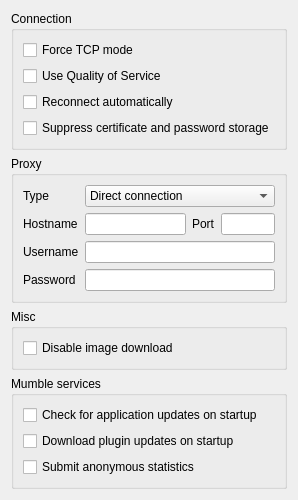
Qt form src/mumble/NetworkConfig.ui (mumble-voip/mumble) before a commit.
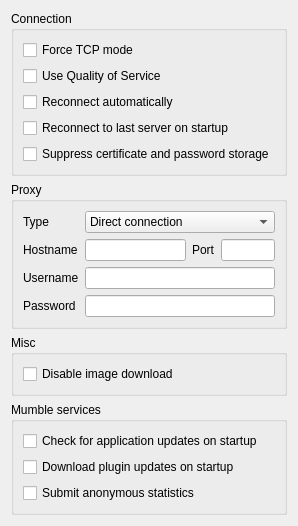
The same form after that commit.

Commit message: Add option to autoconnect to last used server on start

What changed in the file:
```diff
--- a/src/mumble/NetworkConfig.ui
+++ b/src/mumble/NetworkConfig.ui
@@ -7,7 +7,7 @@
     <x>0</x>
     <y>0</y>
     <width>283</width>
-    <height>426</height>
+    <height>438</height>
    </rect>
   </property>
   <property name="windowTitle">
@@ -65,6 +65,16 @@
         </property>
        </widget>
       </item>
+      <item>
+       <widget class="QCheckBox" name="qcbAutoConnect">
+        <property name="toolTip">
+         <string>Reconnect to last used server when starting Mumble</string>
+        </property>
+        <property name="text">
+         <string>Reconnect to last server on startup</string>
+        </property>
+       </widget>
+      </item>
       <item>
        <widget class="QCheckBox" name="qcbSuppressIdentity">
         <property name="toolTip">
```
The commit also changes 5 other files.
